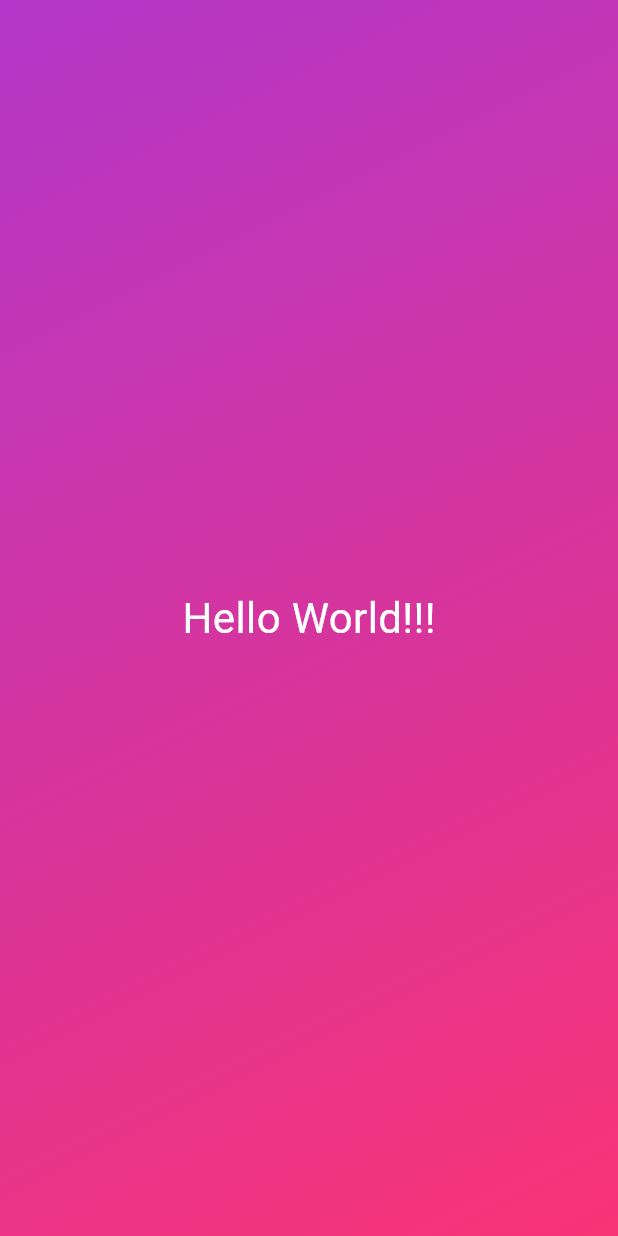
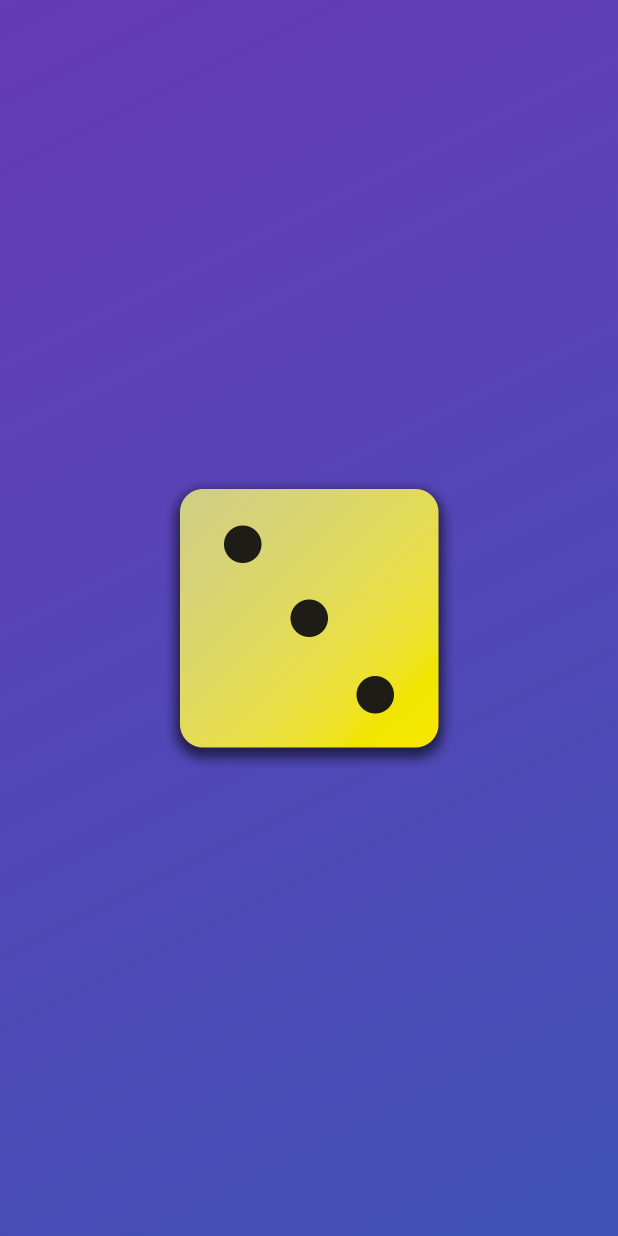
Before and after one commit to lienyun/first_app, a Flutter app: the screen it shows after launch, on a phone screen of 412 x 824 dp. Run offline on Flutter 3.47's test engine with Material 3 defaults, Android fonts, the phone set to English and light mode, and no system bars.

Commit message:
45. 匯入圖片

```diff
--- a/lib/gradient_container.dart
+++ b/lib/gradient_container.dart
@@ -1,11 +1,14 @@
 import 'package:flutter/material.dart';
-import 'package:first_app/white_text.dart';
 
 const startAlignment = Alignment.topLeft;
 const endAlignment = Alignment.bottomRight;
 
 class GradientContainer extends StatelessWidget {
   const GradientContainer(this.color1, this.color2, {super.key});
+
+  const GradientContainer.purple({super.key})
+      : color1 = Colors.deepPurple,
+        color2 = Colors.indigo;
 
   final Color color1;
   final Color color2;
@@ -20,8 +23,11 @@ class GradientContainer extends StatelessWidget {
           end: endAlignment,
         ),
       ),
-      child: const Center(
-        child: WhiteText('Hello World!!!'),
+      child: Center(
+        child: Image.asset(
+          'assets/images/dice-3.png',
+          width: 200,
+        ),
       ),
     );
   }
--- a/lib/main.dart
+++ b/lib/main.dart
@@ -6,10 +6,7 @@ void main() {
   runApp(
     const MaterialApp(
       home: Scaffold(
-        body: GradientContainer(
-          Color.fromARGB(255, 178, 54, 200),
-          Color.fromARGB(255, 248, 51, 117),
-        ),
+        body: GradientContainer.purple(),
       ),
     ),
   );
```
Also changed, not shown: pubspec.yaml (+7 -3 lines), assets/images/dice-1.png (added), assets/images/dice-2.png (added), assets/images/dice-3.png (added), assets/images/dice-4.png (added), assets/images/dice-5.png (added), assets/images/dice-6.png (added).
